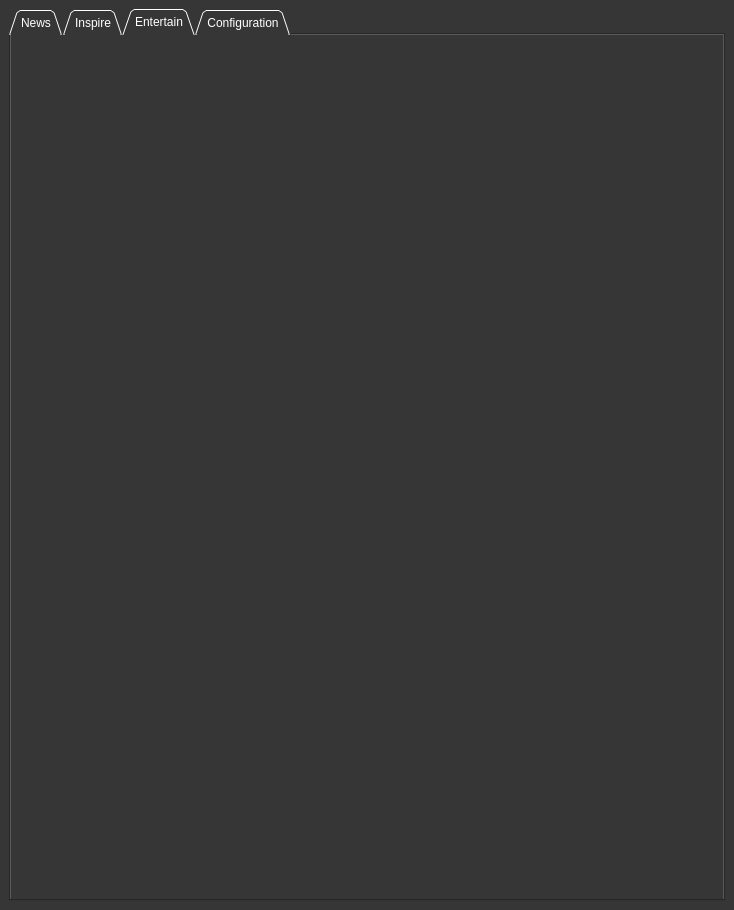
Above: digest.ui from dorumeltei/capstone before the change. Below: the same form after it.
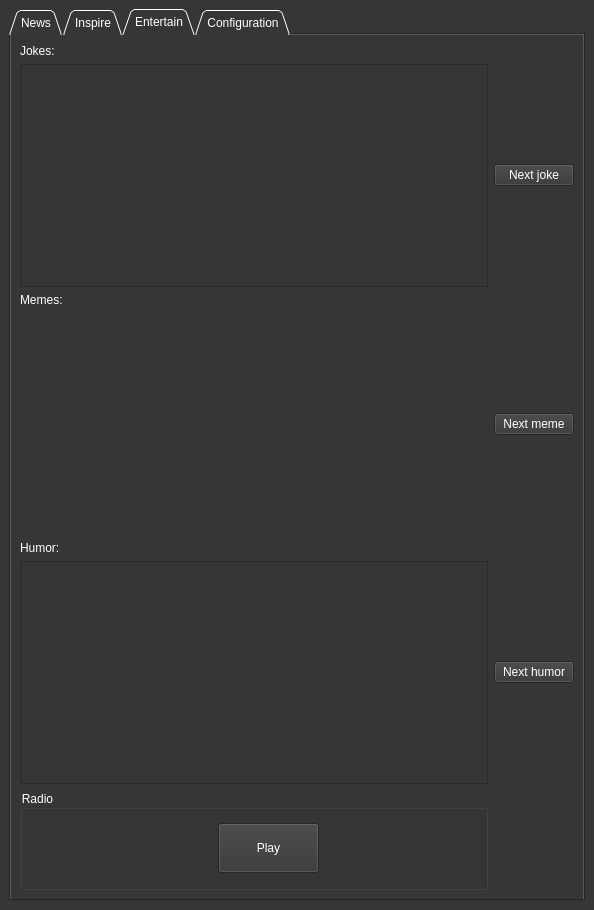
That is the form after the change. The open tabs and pages were chosen to show the change.

Commit message: added 4 apis + radio

The edit to the form file:
```diff
--- a/digest.ui
+++ b/digest.ui
@@ -6,7 +6,7 @@
    <rect>
     <x>0</x>
     <y>0</y>
-    <width>734</width>
+    <width>594</width>
     <height>910</height>
    </rect>
   </property>
@@ -22,6 +22,12 @@
    <layout class="QVBoxLayout" name="verticalLayout">
     <item>
      <widget class="QTabWidget" name="tabWidget">
+      <property name="sizePolicy">
+       <sizepolicy hsizetype="Expanding" vsizetype="Expanding">
+        <horstretch>0</horstretch>
+        <verstretch>0</verstretch>
+       </sizepolicy>
+      </property>
       <property name="styleSheet">
        <string notr="true">font: 14pt &quot;MS Shell Dlg 2&quot;;
 color: rgb(255, 255, 255);</string>
@@ -249,7 +255,133 @@
        <attribute name="title">
         <string>Entertain</string>
        </attribute>
-       <layout class="QVBoxLayout" name="verticalLayout_3"/>
+       <layout class="QGridLayout" name="gridLayout_4">
+        <item row="0" column="1">
+         <widget class="QLabel" name="lbl_jokes">
+          <property name="text">
+           <string>Jokes:</string>
+          </property>
+         </widget>
+        </item>
+        <item row="6" column="1">
+         <widget class="QTextBrowser" name="txt_humor"/>
+        </item>
+        <item row="5" column="1">
+         <widget class="QLabel" name="lbl_humor">
+          <property name="text">
+           <string>Humor:</string>
+          </property>
+         </widget>
+        </item>
+        <item row="1" column="3">
+         <widget class="QPushButton" name="btn_refresh_jokes">
+          <property name="text">
+           <string>Next joke</string>
+          </property>
+         </widget>
+        </item>
+        <item row="6" column="3">
+         <widget class="QPushButton" name="btn_refresh_humor">
+          <property name="text">
+           <string>Next humor</string>
+          </property>
+         </widget>
+        </item>
+        <item row="7" column="1">
+         <widget class="QGroupBox" name="groupBox">
+          <property name="minimumSize">
+           <size>
+            <width>0</width>
+            <height>100</height>
+           </size>
+          </property>
+          <property name="title">
+           <string>Radio</string>
+          </property>
+          <layout class="QVBoxLayout" name="verticalLayout_2">
+           <item>
+            <layout class="QHBoxLayout" name="horizontalLayout">
+             <item>
+              <spacer name="horizontalSpacer">
+               <property name="orientation">
+                <enum>Qt::Horizontal</enum>
+               </property>
+               <property name="sizeHint" stdset="0">
+                <size>
+                 <width>248</width>
+                 <height>20</height>
+                </size>
+               </property>
+              </spacer>
+             </item>
+             <item>
+              <widget class="QPushButton" name="btn_radio_play">
+               <property name="minimumSize">
+                <size>
+                 <width>101</width>
+                 <height>50</height>
+                </size>
+               </property>
+               <property name="text">
+                <string>Play</string>
+               </property>
+              </widget>
+             </item>
+             <item>
+              <spacer name="horizontalSpacer_2">
+               <property name="orientation">
+                <enum>Qt::Horizontal</enum>
+               </property>
+               <property name="sizeHint" stdset="0">
+                <size>
+                 <width>218</width>
+                 <height>20</height>
+                </size>
+               </property>
+              </spacer>
+             </item>
+            </layout>
+           </item>
+          </layout>
+         </widget>
+        </item>
+        <item row="2" column="1">
+         <widget class="QLabel" name="lbl_jokes_2">
+          <property name="text">
+           <string>Memes:</string>
+          </property>
+         </widget>
+        </item>
+        <item row="1" column="1">
+         <widget class="QTextBrowser" name="txt_jokes"/>
+        </item>
+        <item row="3" column="3">
+         <widget class="QPushButton" name="btn_refresh_memes">
+          <property name="text">
+           <string>Next meme</string>
+          </property>
+         </widget>
+        </item>
+        <item row="3" column="1">
+         <widget class="QLabel" name="lbl_img_memes">
+          <property name="sizePolicy">
+           <sizepolicy hsizetype="Expanding" vsizetype="Expanding">
+            <horstretch>0</horstretch>
+            <verstretch>0</verstretch>
+           </sizepolicy>
+          </property>
+          <property name="maximumSize">
+           <size>
+            <width>600</width>
+            <height>400</height>
+           </size>
+          </property>
+          <property name="text">
+           <string/>
+          </property>
+         </widget>
+        </item>
+       </layout>
       </widget>
       <widget class="QWidget" name="tab_conf">
        <property name="layoutDirection">
```
Left out of the diff: 70 changed lines with no effect on the pictures. The commit also changes 18 other files.
